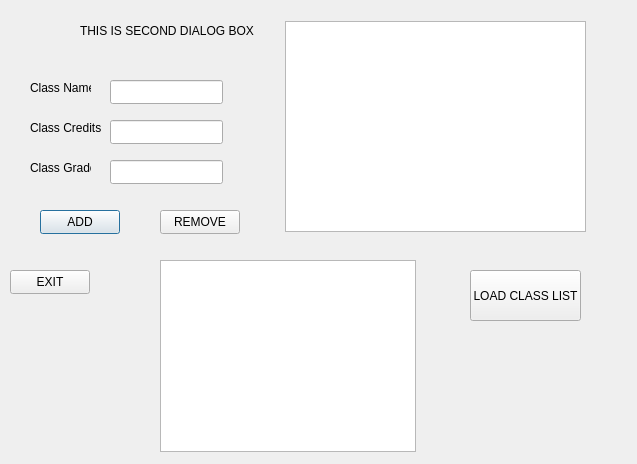
Before: the Qt Designer form secdialog.ui in jsoncodez/qtlogin, drawn with Qt 5.
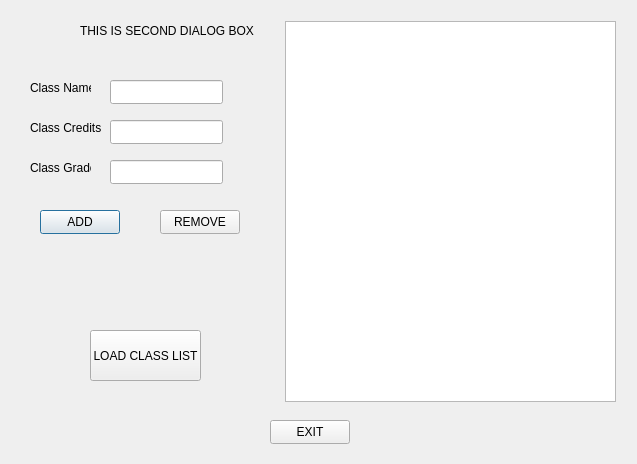
After: the same form once the commit is applied.

```diff
--- a/secdialog.ui
+++ b/secdialog.ui
@@ -55,8 +55,8 @@
   <widget class="QPushButton" name="pushButton_exit">
    <property name="geometry">
     <rect>
-     <x>10</x>
-     <y>270</y>
+     <x>270</x>
+     <y>420</y>
      <width>80</width>
      <height>24</height>
     </rect>
@@ -139,26 +139,16 @@
     <rect>
      <x>285</x>
      <y>21</y>
-     <width>301</width>
-     <height>211</height>
+     <width>331</width>
+     <height>381</height>
     </rect>
    </property>
   </widget>
-  <widget class="QColumnView" name="columnView">
+  <widget class="QPushButton" name="pushButton_load">
    <property name="geometry">
     <rect>
-     <x>160</x>
-     <y>260</y>
-     <width>256</width>
-     <height>192</height>
-    </rect>
-   </property>
-  </widget>
-  <widget class="QPushButton" name="pushButton">
-   <property name="geometry">
-    <rect>
-     <x>470</x>
-     <y>270</y>
+     <x>90</x>
+     <y>330</y>
      <width>111</width>
      <height>51</height>
     </rect>
```
